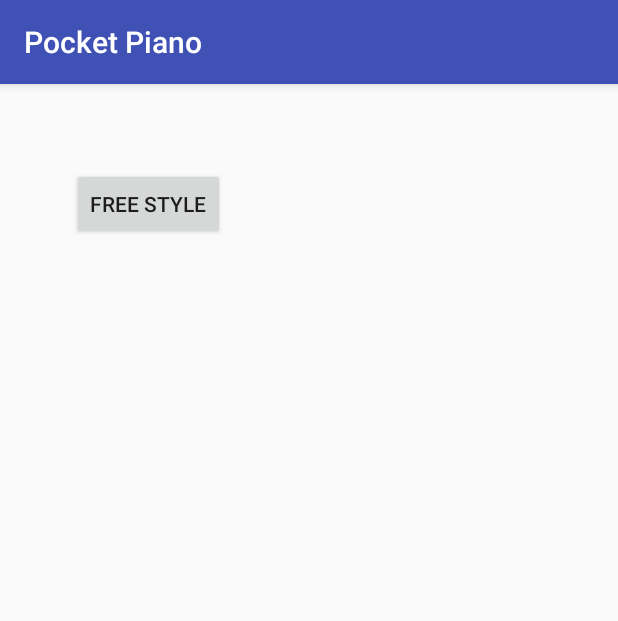
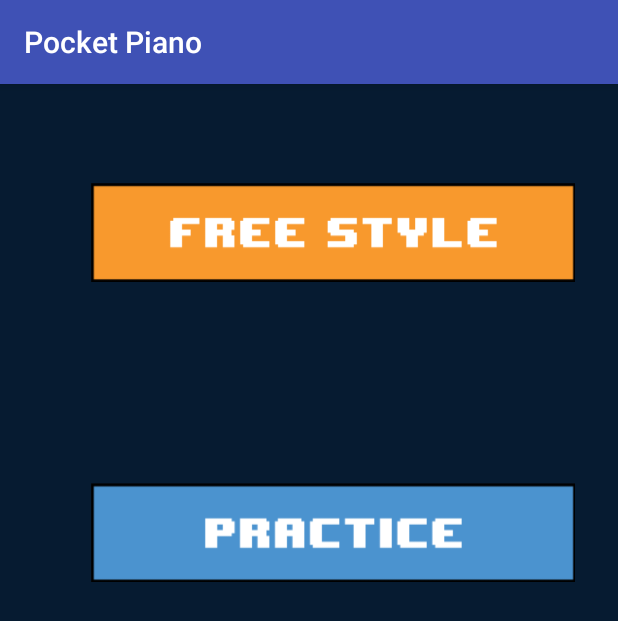
Before and after one commit to tungd/pocketpiano, an Android app: the screen it shows after launch (HomeActivity), on a phone screen of 412 x 824 dp. Shown: the top 621 px of the screen. Run offline under Robolectric (Android 15) with nearby library versions, the phone set to English and light mode, and no system bars.

Commit message:
Add app icon, style home button

```diff
--- a/app/src/main/res/layout/activity_home.xml
+++ b/app/src/main/res/layout/activity_home.xml
@@ -6,17 +6,37 @@
                 android:paddingBottom="@dimen/activity_vertical_margin"
                 android:paddingLeft="@dimen/activity_horizontal_margin"
                 android:paddingRight="@dimen/activity_horizontal_margin"
+                android:background="@color/blue"
                 android:paddingTop="@dimen/activity_vertical_margin"
                 tools:context="com.pocketpiano.pocketpiano.HomeActivity">
 
-    <Button
+    <ImageButton
+            android:id="@+id/button_frees"
             android:layout_width="wrap_content"
             android:layout_height="wrap_content"
-        android:text="Free Style"
-        android:id="@+id/button_freestyle"
             android:layout_marginStart="32dp"
             android:layout_alignParentTop="true"
             android:layout_alignParentStart="true"
             android:layout_marginTop="40dp"
-        android:onClick="startFreeStyle" />
+            android:text="Freestyle"
+            android:scaleType="fitCenter"
+            android:adjustViewBounds="true"
+            style="?android:attr/borderlessButtonStyle"
+            android:src="@drawable/freestyle_button"
+            android:onClick="startFreeStyle"/>
+
+    <ImageButton
+            android:id="@+id/button_practice"
+            android:layout_width="wrap_content"
+            android:layout_height="wrap_content"
+            android:layout_marginStart="32dp"
+            android:layout_alignParentTop="true"
+            android:layout_alignParentStart="true"
+            android:layout_marginTop="240dp"
+            android:text="Practice"
+            android:scaleType="fitCenter"
+            android:adjustViewBounds="true"
+            style="?android:attr/borderlessButtonStyle"
+            android:src="@drawable/practice_button"
+            android:onClick="startPractice"/>
 </RelativeLayout>
--- a/app/src/main/res/values/colors.xml
+++ b/app/src/main/res/values/colors.xml
@@ -3,6 +3,8 @@
     <color name="colorPrimary">#3F51B5</color>
     <color name="colorPrimaryDark">#303F9F</color>
     <color name="colorAccent">#FF4081</color>
-
     <color name="black_overlay">#66000000</color>
+    <color name="blue">#061B31</color>
+    <color name="white">#FFFFFF</color>
+    <color name="black">#000000</color>
 </resources>
```
Also changed, not shown: app/src/main/assets/8_bit_wonder.TTF (added), app/src/main/res/drawable/freestyle_button.png (added), app/src/main/res/drawable/practice_button.png (added), app/src/main/res/drawable/splash_screen.png (added), app/src/main/res/mipmap-hdpi/ic_launcher.png, app/src/main/res/mipmap-mdpi/ic_launcher.png, app/src/main/res/mipmap-xhdpi/ic_launcher.png, app/src/main/res/mipmap-xxhdpi/ic_launcher.png, app/src/main/res/mipmap-xxxhdpi/ic_launcher.png. Lines whose indentation alone changed are shown as unchanged.
